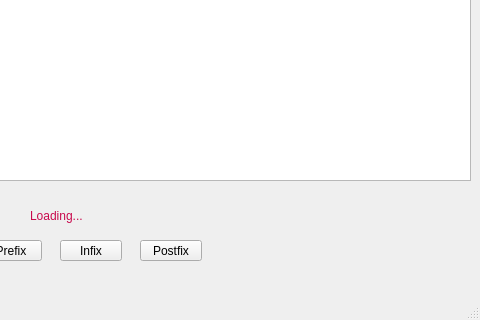
First picture: the form in ADS_Project/mainwindow.ui, repository YousefElmenshawy/ADS_Postfix---Infix---Prefix-Conversions-, before the edit; both pictures show x 320 to 800 and y 280 to 600 of the 800 by 600 pixel window.
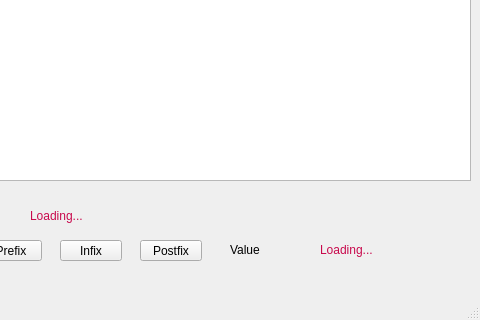
Second picture: the form after the edit.

Commit message:
added evaluate expression to UI
Finished

Patch:
```diff
--- a/ADS_Project/mainwindow.ui
+++ b/ADS_Project/mainwindow.ui
@@ -182,6 +182,36 @@
      <string>Output:</string>
     </property>
    </widget>
+   <widget class="QLabel" name="label_4">
+    <property name="geometry">
+     <rect>
+      <x>550</x>
+      <y>520</y>
+      <width>63</width>
+      <height>20</height>
+     </rect>
+    </property>
+    <property name="text">
+     <string>Value</string>
+    </property>
+   </widget>
+   <widget class="QLabel" name="EvaluateLabel">
+    <property name="geometry">
+     <rect>
+      <x>640</x>
+      <y>520</y>
+      <width>111</width>
+      <height>20</height>
+     </rect>
+    </property>
+    <property name="styleSheet">
+     <string notr="true">color: rgb(200, 9, 76)
+</string>
+    </property>
+    <property name="text">
+     <string>Loading...</string>
+    </property>
+   </widget>
   </widget>
   <widget class="QMenuBar" name="menubar">
    <property name="geometry">
```
The commit also changes 3 other files.
